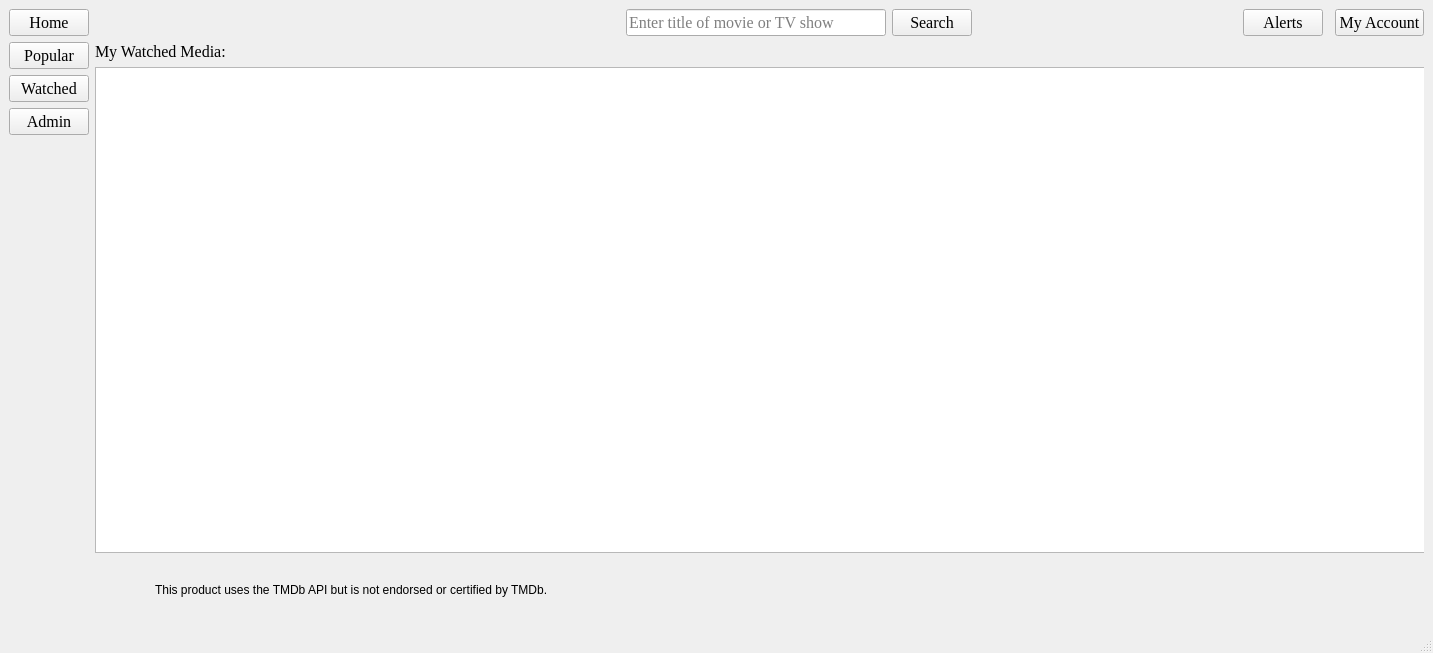
First picture: the form in PlotTalk/Forms/dashboard.ui, repository allanhaywood/CS441, before the edit.
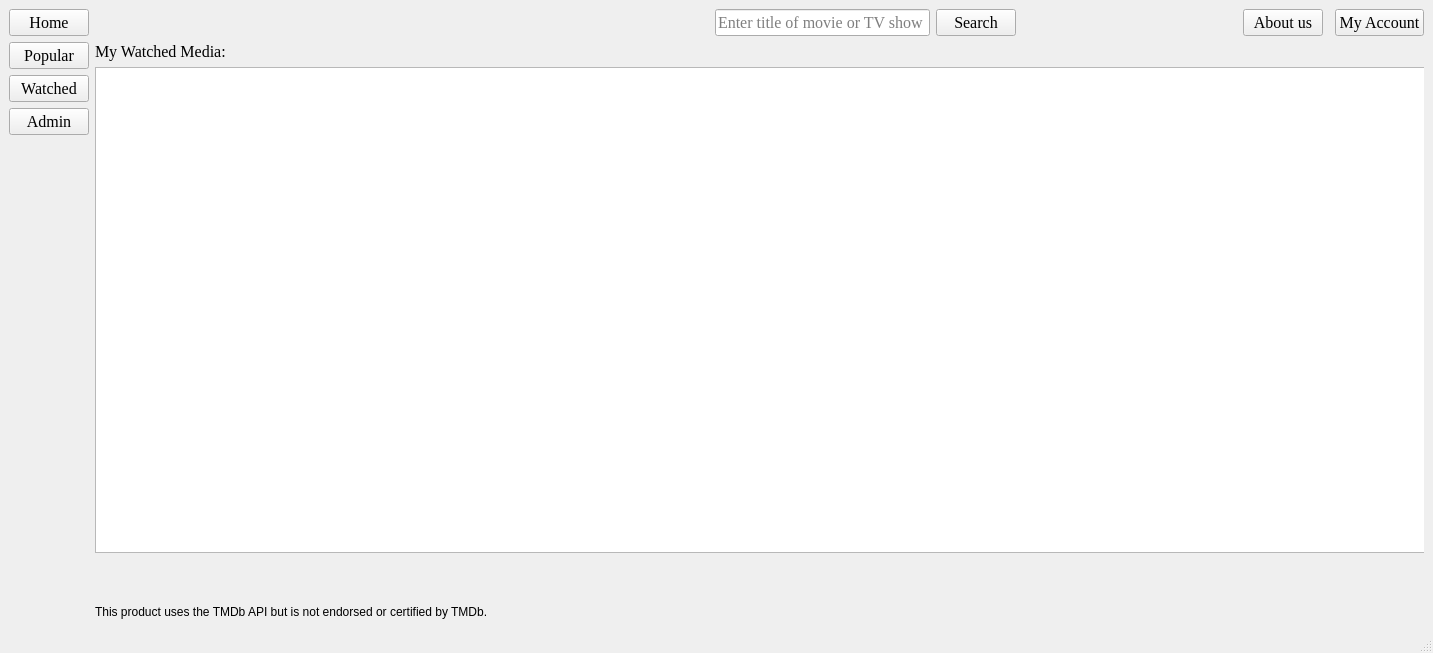
Second picture: the form after the edit. Icons and pictures are not drawn.

Commit message: Added movie DB required reference in UI / Created about form

The edit to the form file:
```diff
--- a/PlotTalk/Forms/dashboard.ui
+++ b/PlotTalk/Forms/dashboard.ui
@@ -78,7 +78,7 @@
          </font>
         </property>
         <property name="text">
-         <string>Alerts</string>
+         <string>About us</string>
         </property>
        </widget>
       </item>
@@ -160,7 +160,7 @@
         </property>
        </widget>
       </item>
-      <item row="2" column="1" rowspan="5" colspan="8">
+      <item row="2" column="1" rowspan="6" colspan="8">
        <widget class="QStackedWidget" name="stackedWidget">
         <property name="currentIndex">
          <number>5</number>
@@ -421,27 +421,29 @@
            </item>
           </layout>
          </widget>
+        </widget>
+       </widget>
+      </item>
+      <item row="8" column="1">
          <widget class="QLabel" name="label">
-          <property name="geometry">
-           <rect>
-            <x>60</x>
-            <y>540</y>
-            <width>391</width>
-            <height>16</height>
-           </rect>
+        <property name="maximumSize">
+         <size>
+          <width>500</width>
+          <height>20</height>
+         </size>
           </property>
           <property name="text">
            <string>This product uses the TMDb API but is not endorsed or certified by TMDb.</string>
           </property>
          </widget>
+      </item>
+      <item row="8" column="0">
          <widget class="QLabel" name="label_2">
-          <property name="geometry">
-           <rect>
-            <x>10</x>
-            <y>520</y>
-            <width>41</width>
-            <height>41</height>
-           </rect>
+        <property name="maximumSize">
+         <size>
+          <width>50</width>
+          <height>50</height>
+         </size>
           </property>
           <property name="autoFillBackground">
            <bool>false</bool>
@@ -455,8 +457,9 @@
           <property name="scaledContents">
            <bool>true</bool>
           </property>
-         </widget>
-        </widget>
+        <property name="alignment">
+         <set>Qt::AlignRight|Qt::AlignTrailing|Qt::AlignVCenter</set>
+        </property>
        </widget>
       </item>
      </layout>
```
Left out of the diff: 8 changed lines with no effect on the pictures. Lines whose indentation alone changed are shown as unchanged. The commit also changes 7 other files.
